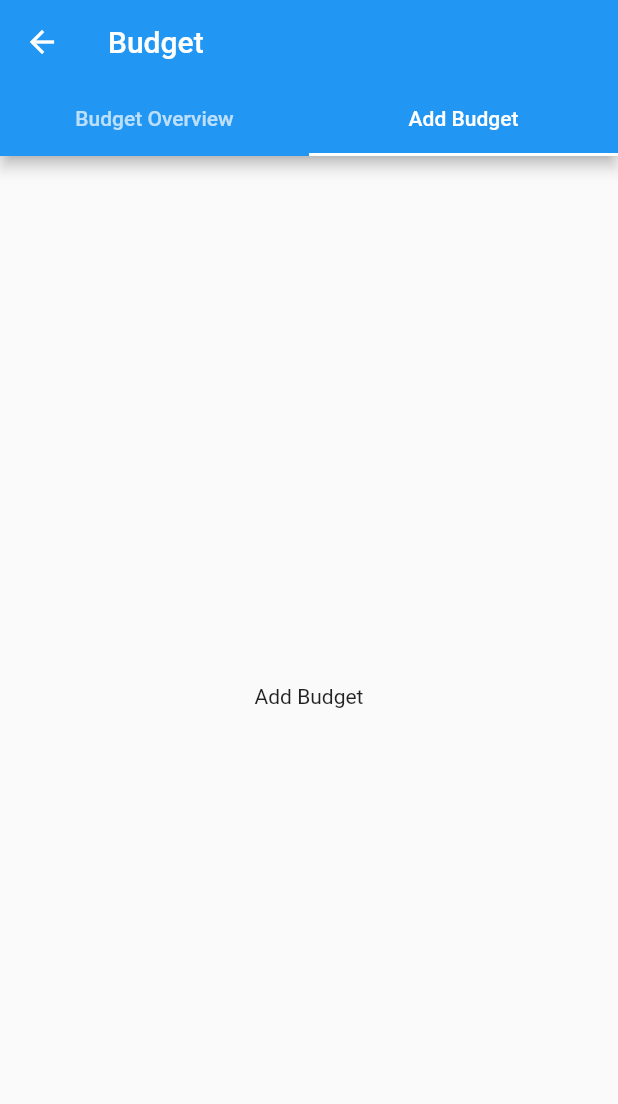
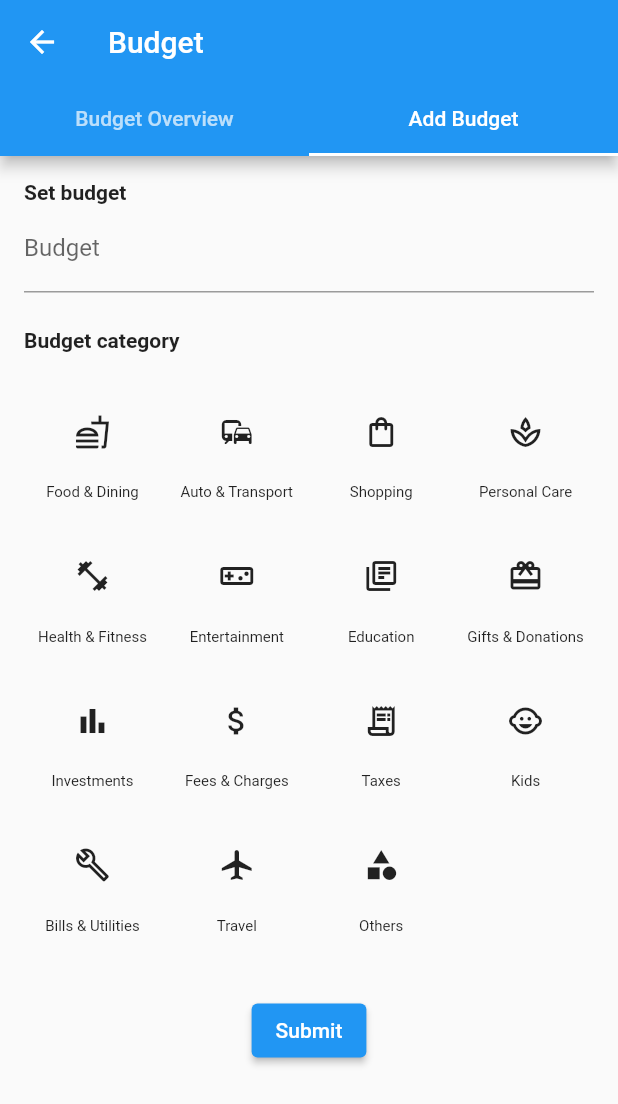
Before and after one commit to cshcsh3/nospend, a Flutter app: the BudgetPage screen opened directly, tab 2 chosen, on a phone screen of 412 x 824 dp. Shown: the top 1104 px of the screen. Run offline on Flutter 3.47's test engine with Material 2 defaults, Android fonts, the phone set to English and light mode, and no system bars; our stand-ins replace sqflite; accounts and stored records are empty.

Commit message:
Update add budget tab

```diff
--- a/lib/page/budget_page.dart
+++ b/lib/page/budget_page.dart
@@ -1,4 +1,8 @@
 import 'package:flutter/material.dart';
+import 'package:nospend/model/budget.dart';
+
+import '../db.dart';
+import '../util.dart';
 
 class BudgetPage extends StatefulWidget {
   @override
@@ -11,6 +15,11 @@ class BudgetPageState extends State<BudgetPage>
     with SingleTickerProviderStateMixin, RestorationMixin {
   late TabController _tabController;
   final RestorableInt tabIndex = RestorableInt(0);
+
+  final _formKey = GlobalKey<FormState>();
+  NospendDatabase db = NospendDatabase.instance;
+  String budgetAmount = '';
+  String selectedCategory = '';
 
   @override
   String get restorationId => 'budget_tabs';
@@ -32,6 +41,109 @@ class BudgetPageState extends State<BudgetPage>
     });
   }
 
+  Widget _budgetOverviewTab() {
+    return Center(child: Text('Budget Overview Tab'));
+  }
+
+  void _onAddBudgetSubmit() {
+    // Can use form validator too but not going to since it's just one field
+    if (budgetAmount != null ||
+        budgetAmount.isNotEmpty ||
+        selectedCategory != null ||
+        selectedCategory.isNotEmpty) {
+      double convertedBudgetAmount = double.parse(budgetAmount);
+      Budget budget =
+          new Budget(budget: convertedBudgetAmount, category: selectedCategory);
+      db.createBudget(budget).then((isSuccess) => {
+            if (isSuccess) {Navigator.pop(context, true)}
+          });
+    }
+  }
+
+  Widget _category(String text) {
+    return Container(
+        padding: const EdgeInsets.all(5),
+        child: Column(children: <Widget>[
+          IconButton(
+            icon: Icon(getIconDataByCategory(text)),
+            tooltip: text,
+            color:
+                selectedCategory == text ? Colors.blueAccent : Colors.black87,
+            onPressed: () {
+              setState(() {
+                selectedCategory = text;
+              });
+            },
+          ),
+          Expanded(
+              child: Center(
+                  child: Text(text,
+                      style: TextStyle(
+                          fontSize: 10,
+                          color: selectedCategory == text
+                              ? Colors.blueAccent
+                              : Colors.black87))))
+        ]));
+  }
+
+  Widget _addBudgetTab() {
+    const sizedBoxSpace = SizedBox(height: 24);
+
+    return Form(
+        key: _formKey,
+        child: ListView(padding: const EdgeInsets.all(16), children: <Widget>[
+          Text('Set budget', style: TextStyle(fontWeight: FontWeight.bold)),
+          TextFormField(
+              onChanged: (value) {
+                if (value != null || value.isNotEmpty) {
+                  setState(() {
+                    budgetAmount = value;
+                  });
+                }
+              },
+              keyboardType: TextInputType.number,
+              decoration: InputDecoration(
+                  labelText: 'Budget', hintText: 'Set budget amount')),
+          sizedBoxSpace,
+          Text('Budget category',
+              style: TextStyle(fontWeight: FontWeight.bold)),
+          sizedBoxSpace,
+          GridView.count(
+              physics: NeverScrollableScrollPhysics(),
+              // to disable GridView's scrolling
+              shrinkWrap: true,
+              crossAxisSpacing: 5,
+              mainAxisSpacing: 5,
+              crossAxisCount: 4,
+              children: <Widget>[
+                _category('Food & Dining'),
+                _category('Auto & Transport'),
+                _category('Shopping'),
+                _category('Personal Care'),
+                _category('Health & Fitness'),
+                _category('Entertainment'),
+                _category('Education'),
+                _category('Gifts & Donations'),
+                _category('Investments'),
+                _category('Fees & Charges'),
+                _category('Taxes'),
+                _category('Kids'),
+                _category('Bills & Utilities'),
+                _category('Travel'),
+                _category('Others'),
+              ]),
+          sizedBoxSpace,
+          Center(
+              child: ElevatedButton(
+                  onPressed: _onAddBudgetSubmit, child: Text('Submit')))
+        ]));
+  }
+
+  Widget _tabHelper(int index) {
+    if (index == 0) return _budgetOverviewTab();
+    return _addBudgetTab();
+  }
+
   @override
   Widget build(BuildContext context) {
     final tabs = ['Budget Overview', 'Add Budget'];
@@ -49,6 +161,6 @@ class BudgetPageState extends State<BudgetPage>
         ),
         body: TabBarView(
             controller: _tabController,
-            children: [for (final tab in tabs) Center(child: Text(tab))]));
+            children: [for (int i = 0; i < tabs.length; i++) _tabHelper(i)]));
   }
 }
```
